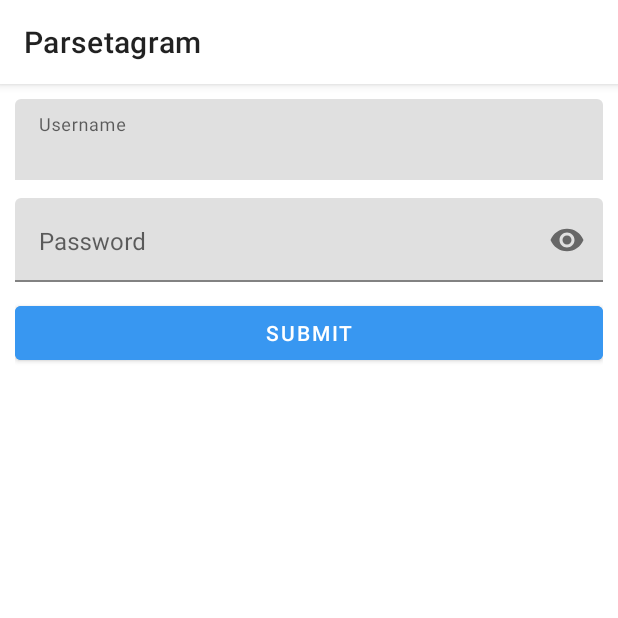
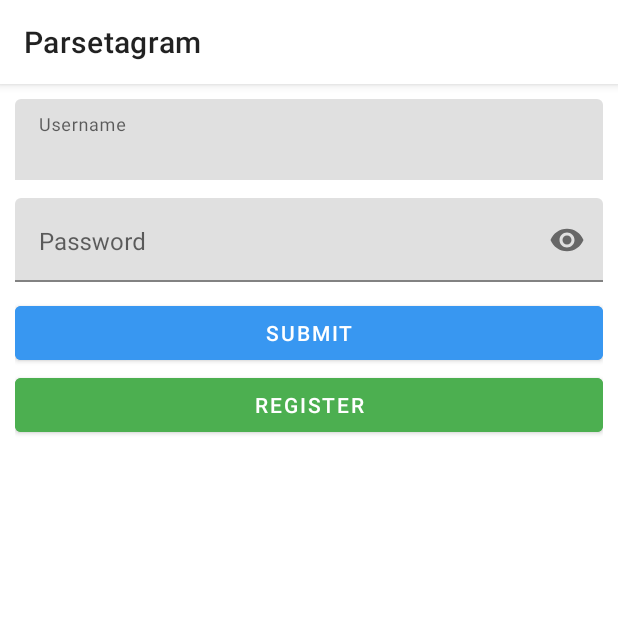
Before and after one commit to Naseus/Parsetagram, an Android app: the screen it shows after launch (LoginActivity), on a phone screen of 412 x 824 dp, the top half of it. Run offline under Robolectric (Android 15) with nearby library versions, the phone set to English and light mode, and no system bars; libraries missing offline, so code that uses them is left out: com.parse; 3 statements that could not run were skipped.

Commit message:
feat: Registration

```diff
--- a/app/src/main/res/layout/activity_login.xml
+++ b/app/src/main/res/layout/activity_login.xml
@@ -54,4 +54,12 @@
         android:layout_marginTop="10dp"
         android:text="@string/submit" />
 
+    <Button
+        android:id="@+id/btnRegister"
+        android:layout_width="match_parent"
+        android:layout_height="wrap_content"
+        android:backgroundTint="#4CAF50"
+        android:text="Register"
+        android:textColor="@color/white" />
+
 </LinearLayout>
```
Also changed, not shown: app/src/main/java/com/example/parsetagram/LoginActivity.java (+24 -0 lines).
